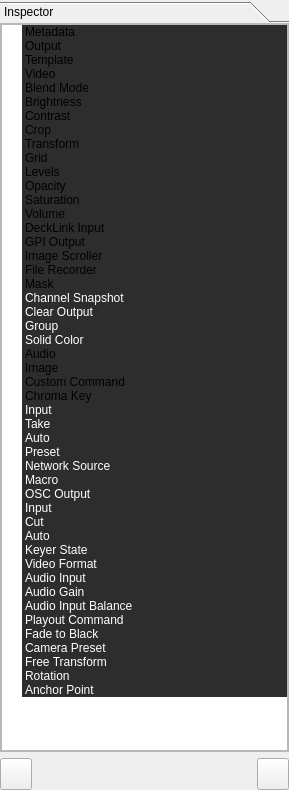
CasparCG/client, file src/Widgets/Inspector/InspectorWidget.ui: the form before one commit.
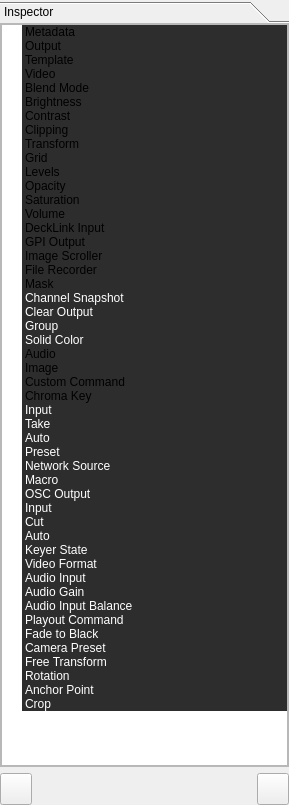
The form after the commit.

Commit message: Old crop tool is now clipping tool. A new and correct crop tool is added.

What changed in the file:
```diff
--- a/src/Widgets/Inspector/InspectorWidget.ui
+++ b/src/Widgets/Inspector/InspectorWidget.ui
@@ -7,7 +7,7 @@
     <x>0</x>
     <y>0</y>
     <width>289</width>
-    <height>790</height>
+    <height>805</height>
    </rect>
   </property>
   <property name="sizePolicy">
@@ -58,7 +58,7 @@
         <x>0</x>
         <y>0</y>
         <width>289</width>
-        <height>728</height>
+        <height>743</height>
        </rect>
       </property>
       <property name="sizePolicy">
@@ -94,7 +94,7 @@
             <x>0</x>
             <y>0</y>
             <width>285</width>
-            <height>724</height>
+            <height>739</height>
            </rect>
           </property>
           <layout class="QVBoxLayout" name="verticalLayout_3">
@@ -292,7 +292,7 @@
              </item>
              <item>
               <property name="text">
-               <string>Crop</string>
+               <string>Clipping</string>
               </property>
               <property name="background">
                <brush brushstyle="SolidPattern">
@@ -1233,6 +1233,29 @@
                </brush>
               </property>
              </item>
+             <item>
+              <property name="text">
+               <string>Crop</string>
+              </property>
+              <property name="background">
+               <brush brushstyle="SolidPattern">
+                <color alpha="255">
+                 <red>45</red>
+                 <green>45</green>
+                 <blue>45</blue>
+                </color>
+               </brush>
+              </property>
+              <property name="foreground">
+               <brush brushstyle="SolidPattern">
+                <color alpha="255">
+                 <red>255</red>
+                 <green>255</green>
+                 <blue>255</blue>
+                </color>
+               </brush>
+              </property>
+             </item>
             </widget>
            </item>
           </layout>
```
The commit also changes 26 other files.
